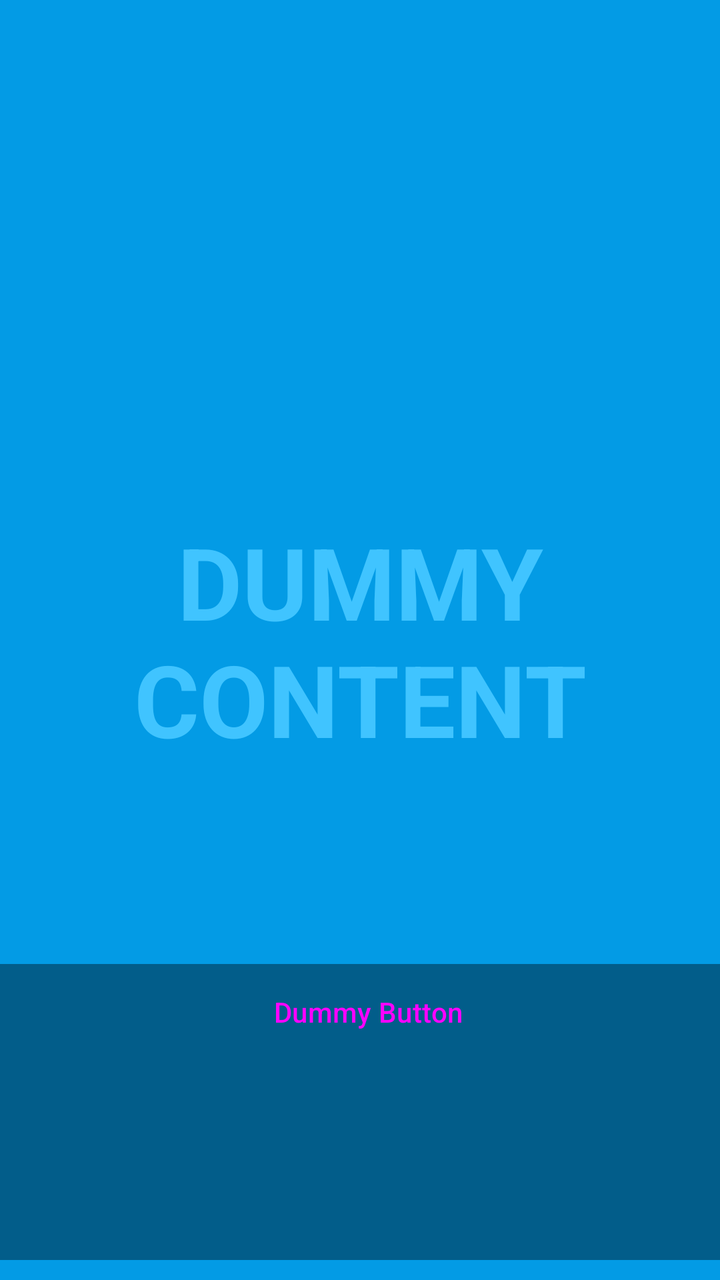
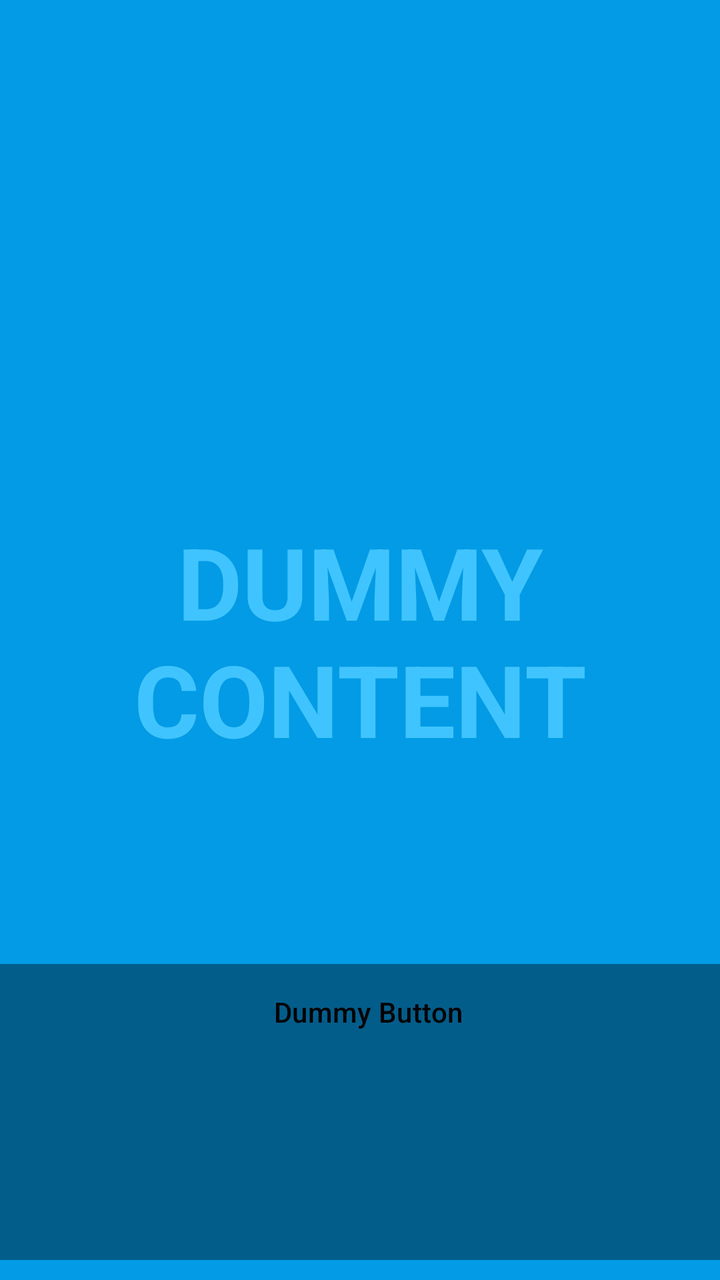

Screens rendered from an Android XML layout before and after an edit, with the pre-edit source and the edit as a unified diff.
<!-- AndroidManifest.xml: application theme Theme.FrameExample -->
<!-- res/layout/fragment_home.xml -->
<?xml version="1.0" encoding="utf-8"?>
<FrameLayout xmlns:android="http://schemas.android.com/apk/res/android"
    xmlns:tools="http://schemas.android.com/tools"
    android:layout_width="match_parent"
    android:layout_height="match_parent"
    android:background="?attr/fullscreenBackgroundColor"
    android:theme="@style/ThemeOverlay.FrameExample.FullscreenContainer"
    tools:context=".HomeFragment">

    <TextView
        android:id="@+id/fullscreen_content"
        android:layout_width="match_parent"
        android:layout_height="match_parent"
        android:gravity="center"
        android:keepScreenOn="true"
        android:text="@string/dummy_content"
        android:textColor="?attr/fullscreenTextColor"
        android:textSize="50sp"
        android:textStyle="bold" />

    <FrameLayout
        android:layout_width="match_parent"
        android:layout_height="match_parent"
        android:fitsSystemWindows="true">

        <LinearLayout
            android:id="@+id/fullscreen_content_controls"
            style="@style/Widget.Theme.FrameExample.ButtonBar.Fullscreen"
            android:layout_width="match_parent"
            android:layout_height="wrap_content"
            android:layout_gravity="bottom|center_horizontal"
            android:layout_marginBottom="10dp"
            android:orientation="horizontal"
            tools:ignore="UselessParent">

            <Button
                android:id="@+id/dummy_button"
                style="?android:attr/buttonBarButtonStyle"
                android:layout_width="0dp"
                android:backgroundTint="@android:color/white"
                android:layout_height="wrap_content"
                android:layout_marginBottom="100dp"
                android:layout_weight="1"
                android:text="@string/dummy_button" />

        </LinearLayout>
    </FrameLayout>

</FrameLayout>
<!-- resources referenced by this layout -->
<resources>
  <string name="dummy_button">Dummy Button</string>
  <string name="dummy_content">DUMMY\nCONTENT</string>
  <style name="ThemeOverlay.FrameExample.FullscreenContainer" parent="">
          <item name="fullscreenBackgroundColor">@color/light_blue_600</item>
          <item name="fullscreenTextColor">@color/light_blue_A200</item>
      </style>
  <style name="Widget.Theme.FrameExample.ButtonBar.Fullscreen" parent="">
          <item name="android:background">@color/black_overlay</item>
          <item name="android:buttonBarStyle">?android:attr/buttonBarStyle</item>
      </style>
  <style name="Theme.FrameExample" parent="Base.Theme.FrameExample" />
  <color name="light_blue_600">#FF039BE5</color>
  <color name="light_blue_A200">#FF40C4FF</color>
  <color name="black_overlay">#66000000</color>
  <style name="Base.Theme.FrameExample" parent="Theme.Material3.DayNight.NoActionBar">
          
          
      </style>
</resources>

<!-- the commit's change to res/layout/fragment_home.xml (unified diff, before → after) -->
@@ -37,6 +37,7 @@
                 android:id="@+id/dummy_button"
                 style="?android:attr/buttonBarButtonStyle"
                 android:layout_width="0dp"
+                android:textColor="@color/black"
                 android:backgroundTint="@android:color/white"
                 android:layout_height="wrap_content"
                 android:layout_marginBottom="100dp"
<!-- resource entries referenced after the edit -->
@@ -1,5 +1,6 @@
 <!-- resources referenced by this layout -->
 <resources>
+  <color name="black">#FF000000</color>
   <string name="dummy_button">Dummy Button</string>
   <string name="dummy_content">DUMMY\nCONTENT</string>
   <style name="ThemeOverlay.FrameExample.FullscreenContainer" parent="">
